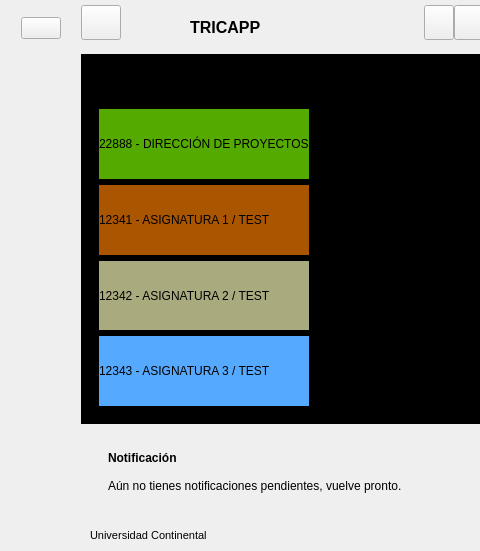
The window that ui_files/UI_MainWindow.ui (JosueDanielGarciaBetancourt/AsistenciaAutomaticaLectorBarras) describes before a commit, drawn with Qt 5; both pictures show x 268 to 748 and y 0 to 551 of the 1300 by 551 pixel window.
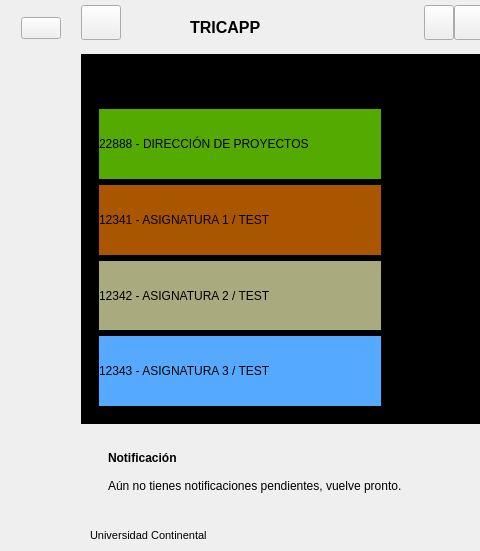
The same window after the commit. The open tabs and pages were chosen to show the change. Icons and pictures are not drawn.

Commit message: Agregando cursos de otro docente

```diff
--- a/ui_files/UI_MainWindow.ui
+++ b/ui_files/UI_MainWindow.ui
@@ -1148,9 +1148,15 @@
                        </item>
                        <item row="2" column="0" alignment="Qt::AlignLeft">
                         <widget class="QStackedWidget" name="stackedWidgetCursos">
+                         <property name="minimumSize">
+                          <size>
+                           <width>300</width>
+                           <height>0</height>
+                          </size>
+                         </property>
                          <property name="maximumSize">
                           <size>
-                           <width>500</width>
+                           <width>400</width>
                            <height>16777215</height>
                           </size>
                          </property>
@@ -1158,6 +1164,18 @@
                           <number>1</number>
                          </property>
                          <widget class="QWidget" name="page_9">
+                          <property name="minimumSize">
+                           <size>
+                            <width>300</width>
+                            <height>0</height>
+                           </size>
+                          </property>
+                          <property name="maximumSize">
+                           <size>
+                            <width>400</width>
+                            <height>16777215</height>
+                           </size>
+                          </property>
                           <layout class="QVBoxLayout" name="verticalLayout_22">
                            <item>
                             <widget class="QLabel" name="label_10">
```
Left out of the diff: 14 changed lines with no effect on the pictures. The commit also changes 2 other files.
